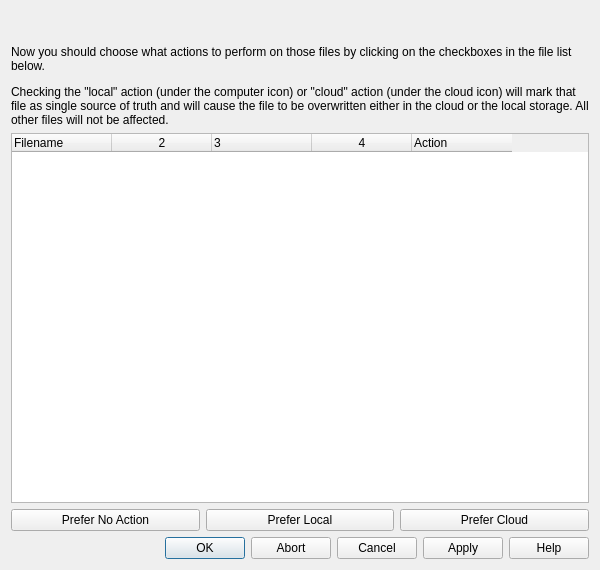
Qt form qfieldsync/ui/cloud_transfer_dialog.ui (opengisch/qfieldsync) before a commit.
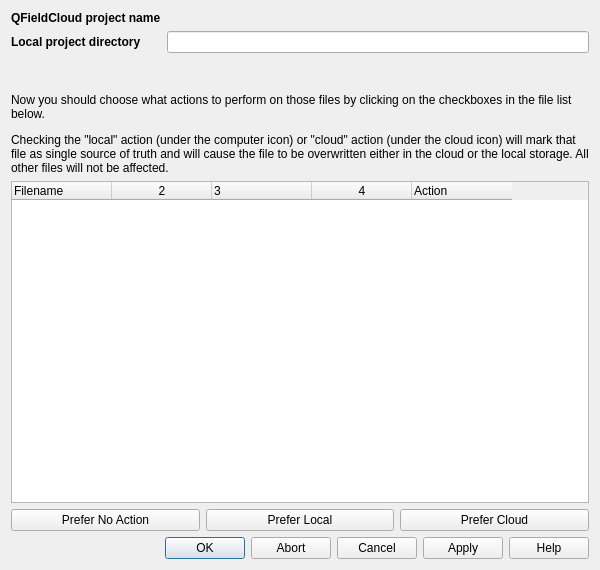
The same form after that commit. The open tabs and pages were chosen to show the change. Icons and pictures are not drawn. Custom widgets are drawn as their Qt base class.

Commit message: Even simpler explanation on QFieldSync transfer dialog

Patch:
```diff
--- a/qfieldsync/ui/cloud_transfer_dialog.ui
+++ b/qfieldsync/ui/cloud_transfer_dialog.ui
@@ -380,6 +380,57 @@
        <property name="bottomMargin">
         <number>0</number>
        </property>
+       <item>
+        <layout class="QVBoxLayout" name="verticalLayout_7">
+         <item>
+          <layout class="QFormLayout" name="formLayout">
+           <item row="0" column="0">
+            <widget class="QLabel" name="cloudProjectNameLabel">
+             <property name="font">
+              <font>
+               <weight>75</weight>
+               <bold>true</bold>
+              </font>
+             </property>
+             <property name="text">
+              <string>QFieldCloud project name</string>
+             </property>
+            </widget>
+           </item>
+           <item row="0" column="1">
+            <widget class="QLabel" name="cloudProjectNameValueLabel">
+             <property name="text">
+              <string/>
+             </property>
+            </widget>
+           </item>
+           <item row="1" column="0">
+            <widget class="QLabel" name="projectLocalDirLabel">
+             <property name="font">
+              <font>
+               <weight>75</weight>
+               <bold>true</bold>
+              </font>
+             </property>
+             <property name="text">
+              <string>Local project directory</string>
+             </property>
+            </widget>
+           </item>
+           <item row="1" column="1">
+            <widget class="QLineEdit" name="projectLocalDirValueLineEdit">
+             <property name="styleSheet">
+              <string notr="true">[readOnly=&quot;true&quot;] {color: #808080; background-color: #F0F0F0;}&quot;);</string>
+             </property>
+             <property name="readOnly">
+              <bool>true</bool>
+             </property>
+            </widget>
+           </item>
+          </layout>
+         </item>
+        </layout>
+       </item>
        <item>
         <widget class="QLabel" name="explanationLabel">
          <property name="text">
```
The commit also changes 1 other file.
